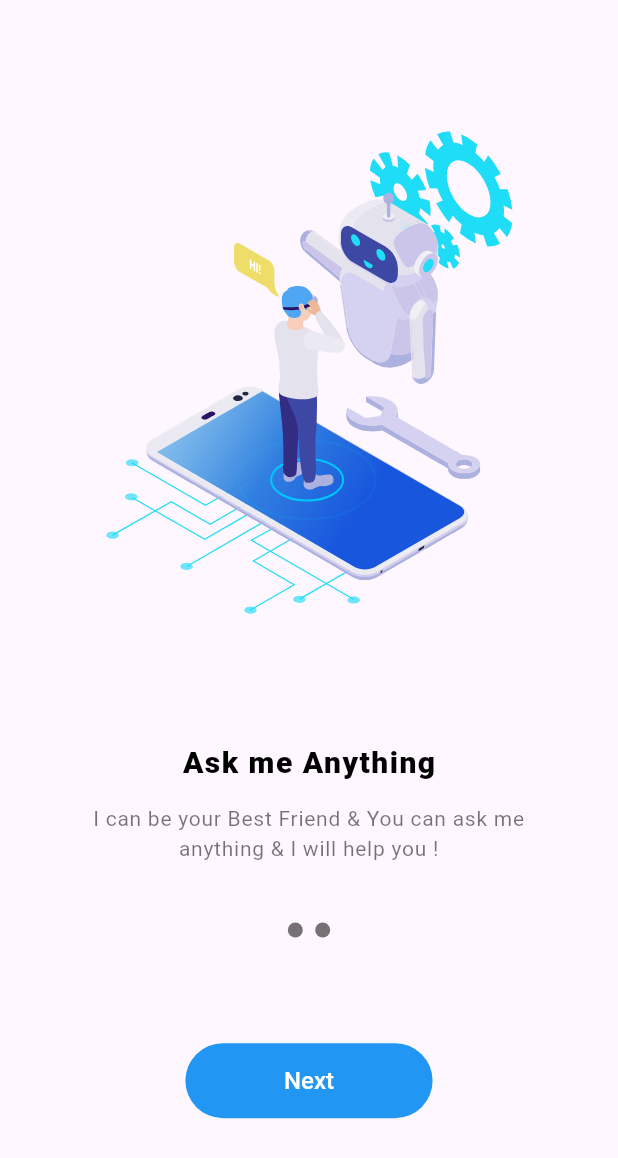
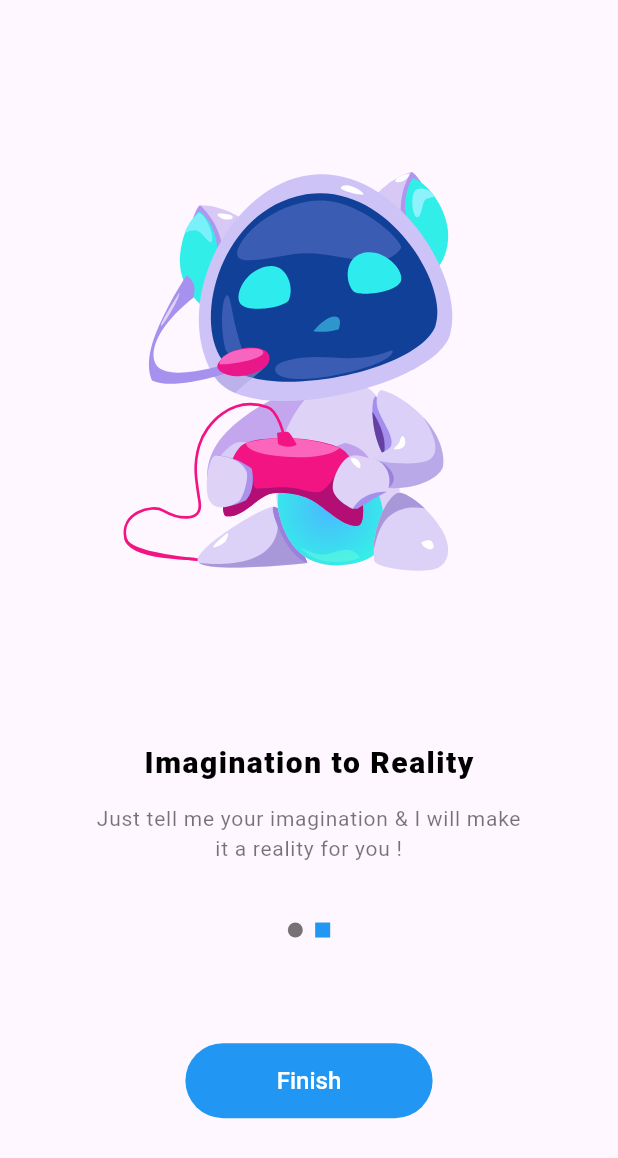
Before and after one commit to kapilsharma420/ai_trio, a Flutter app: the screen it shows after launch, after a tap on "Next", on a phone screen of 412 x 824 dp. Shown: the top 1158 px of the screen. Run offline on Flutter 3.47's test engine with Material 3 defaults, Android fonts, the phone set to English and light mode, and no system bars; drawn by our look-alikes of lottie; our stand-ins replace shared_preferences.

Commit message:
feat: implement onboarding flow with shared preferences and page view navigation

```diff
--- /dev/null
+++ b/lib/helper/pref.dart
@@ -0,0 +1,15 @@
+import 'package:shared_preferences/shared_preferences.dart';
+
+class Prefs {
+   // This function saves the value 'true' to remember that onboarding is completed
+  static Future<void> setOnboardingDone() async {
+    final prefs = await SharedPreferences.getInstance();
+    await prefs.setBool('onboardingDone', true); // Save the value
+  }
+
+ // This function checks if onboarding is already completed
+  static Future<bool> isOnboardingDone() async {
+    final prefs = await SharedPreferences.getInstance();
+    return prefs.getBool('onboardingDone') ?? false; // Read flag (false if not found)
+  }
+}
--- a/lib/main.dart
+++ b/lib/main.dart
@@ -3,7 +3,7 @@ import 'package:flutter/material.dart';
 import 'package:flutter/services.dart';
 
 void main() async{
-   // Ensures that widget binding is initialized before running the app
+   // Ensures that widget binding is initialized before running the app  ( Make sure Flutter is ready)
   WidgetsFlutterBinding.ensureInitialized();
    // Hides system UI (like status and navigation bars) in immersive sticky mode
  await SystemChrome.setEnabledSystemUIMode(SystemUiMode.immersiveSticky);
--- /dev/null
+++ b/lib/model/onboard.dart
@@ -0,0 +1,5 @@
+class Onboard {
+  final String title; final String subtitle; final String lottie;
+
+  Onboard( {required this.title, required this.subtitle,required this.lottie, });
+}
--- a/lib/screen/onboarding_screen.dart
+++ b/lib/screen/onboarding_screen.dart
@@ -1,4 +1,7 @@
 import 'package:ai_trio/helper/global.dart';
+import 'package:ai_trio/helper/pref.dart';
+import 'package:ai_trio/model/onboard.dart';
+import 'package:ai_trio/screen/homescreen.dart';
 import 'package:flutter/material.dart';
 import 'package:lottie/lottie.dart';
 
@@ -7,19 +10,42 @@ class OnboardingScreen extends StatelessWidget {
 
   @override
   Widget build(BuildContext context) {
+    final c = PageController();
+    final list = [
+      //onboarding 1
+      Onboard(
+        title: 'Ask me Anything',
+        subtitle:
+            'I can be your Best Friend & You can ask me anything & I will help you !',
+        lottie: 'ai_ask_me',
+      ),
+      //onboarding 2
+      Onboard(
+        title: 'Imagination to Reality',
+        subtitle:
+            'Just tell me your imagination & I will make it a reality for you !',
+        lottie: 'ai_play',
+      ),
+    ];
     return Scaffold(
       //body
-      body: Column(
+      body: PageView.builder(
+        controller: c,
+        itemCount: list.length,
+        itemBuilder: (context, index) {
+          // this is done for the purpose of button text (next or finish )
+          final islast = index == list.length - 1;
+          return Column(
             children: [
               //lottie ai ask me animation
               LottieBuilder.asset(
-            'assets/LottieAnimation/ai_ask_me.json',
-            height: mq.height * .6,
+                'assets/LottieAnimation/${list[index].lottie}.json',
+                height: mq.height * .6,width: islast? mq.width*.7:null ,
               ),
 
               //title
               Text(
-            'Ask me Anything',
+                list[index].title,
                 style: TextStyle(
                   fontSize: 20,
                   fontWeight: FontWeight.w900,
@@ -33,7 +59,7 @@ class OnboardingScreen extends StatelessWidget {
               SizedBox(
                 width: mq.width * .7,
                 child: Text(
-              'I can be your Best Friend & You can ask me anything & I will help you !',
+                  list[index].subtitle,
 
                   textAlign: TextAlign.center,
                   style: TextStyle(
@@ -49,6 +75,7 @@ Spacer(),
                 children: [
                   //for some space
                   SizedBox(height: mq.height * .05),
+
                   //dots
                   Row(
                     mainAxisAlignment: MainAxisAlignment.center,
@@ -57,8 +84,14 @@ Spacer(),
                         height: 10,
                         width: 10,
                         decoration: BoxDecoration(
-                      color: Colors.black54,
-                      shape: BoxShape.circle,
+                          color:
+                              list[index].title == 'Ask me Anything'
+                                  ? Colors.blue
+                                  : Colors.black54,
+                          shape:
+                              list[index].title == 'Ask me Anything'
+                                  ? BoxShape.rectangle
+                                  : BoxShape.circle,
                         ),
                       ),
                       SizedBox(width: mq.width * .02),
@@ -66,11 +99,16 @@ Spacer(),
                         height: 10,
                         width: 10,
                         decoration: BoxDecoration(
-                      color: Colors.black54,
-                      shape: BoxShape.circle,
+                          color:
+                              list[index].title == 'Imagination to Reality'
+                                  ? Colors.blue
+                                  : Colors.black54,
+                          shape:
+                              list[index].title == 'Imagination to Reality'
+                                  ? BoxShape.rectangle
+                                  : BoxShape.circle,
                         ),
                       ),
-
                     ],
                   ),
                 ],
@@ -79,18 +117,42 @@ Spacer(),
               //button
               ElevatedButton(
                 style: ElevatedButton.styleFrom(
-           textStyle:    TextStyle(fontSize: 16,fontWeight: FontWeight.w500),
+                  textStyle: TextStyle(
+                    fontSize: 16,
+                    fontWeight: FontWeight.w500,
+                  ),
                   shape: StadiumBorder(),
                   elevation: 0,
                   backgroundColor: Colors.blue,
                   minimumSize: Size(mq.width * .4, 50),
                 ),
 
-            onPressed: () {},
-            child: Text('Next',style: TextStyle(color: Colors.white),),
+                onPressed: () async {
+                  if (islast) {
+                       // ✅ Save flag when onboarding is completed
+                     await Prefs.setOnboardingDone();
+                       // ✅ Navigate to HomeScreen and replace onboarding
+                    Navigator.pushReplacement(
+                      context,
+                      MaterialPageRoute(builder: (context) => Homescreen()),
+                    );
+                  } else {
+                     // If not the last page, go to the next onboarding slide
+                    c.nextPage(
+                      duration: Duration(milliseconds: 600),
+                      curve: Curves.ease,
+                    );
+                  }
+                },
+                child: Text(
+                  islast ? 'Finish' : 'Next',
+                  style: TextStyle(color: Colors.white),
                 ),
-          Spacer(flex: 2,),
+              ),
+              Spacer(flex: 2),
             ],
+          );
+        },
       ),
     );
   }
--- a/lib/screen/splashscreen.dart
+++ b/lib/screen/splashscreen.dart
@@ -1,4 +1,6 @@
 import 'package:ai_trio/helper/global.dart';
+import 'package:ai_trio/helper/pref.dart';
+import 'package:ai_trio/screen/homescreen.dart';
 import 'package:ai_trio/screen/onboarding_screen.dart';
 import 'package:ai_trio/widget/custom_loading.dart';
 import 'package:flutter/material.dart';
@@ -16,12 +18,23 @@ class _SplashscreenState extends State<Splashscreen> {
   void initState() {
     // TODO: implement initState
     super.initState();
-    Future.delayed(Duration(seconds: 3), () {
-      Navigator.push(
-        context,
-        MaterialPageRoute(builder: (context) => OnboardingScreen()),
-      );
-    });
+    //function to check if onboarding is done or not
+    _checkOnboarding();
+
+  }
+
+  Future<void> _checkOnboarding() async {
+    await Future.delayed(Duration(seconds: 2));  // Delay to show splash screen
+    final done = await Prefs.isOnboardingDone(); // ✅ Check onboarding status
+
+  // ✅ If onboarding is already done, go to HomeScreen
+  // ✅ Else, show OnboardingScreen
+    Navigator.pushReplacement(
+      context,
+      MaterialPageRoute(
+        builder: (_) => done ? Homescreen() : OnboardingScreen(),
+      ),
+    );
   }
 
   @override
--- a/pubspec.yaml
+++ b/pubspec.yaml
@@ -38,6 +38,7 @@ dependencies:
   icons_launcher: ^3.0.1 #for change the app icon
   get: ^4.7.2 #for simplifying the process and state management
   lottie: ^3.3.1 #for adding lottie animation
+  shared_preferences: ^2.5.3 #for storing the data locally
 
 dev_dependencies:
   flutter_test:
@@ -65,7 +66,7 @@ flutter:
   assets:
     - assets/images/
     - assets/LottieAnimation/
-  #   - images/a_dot_ham.jpeg
+
 
   # An image asset can refer to one or more resolution-specific "variants", see
   # https://flutter.dev/to/resolution-aware-images
```
Also changed, not shown: pubspec.lock, 1 other file. Lines whose indentation alone changed are shown as unchanged.
